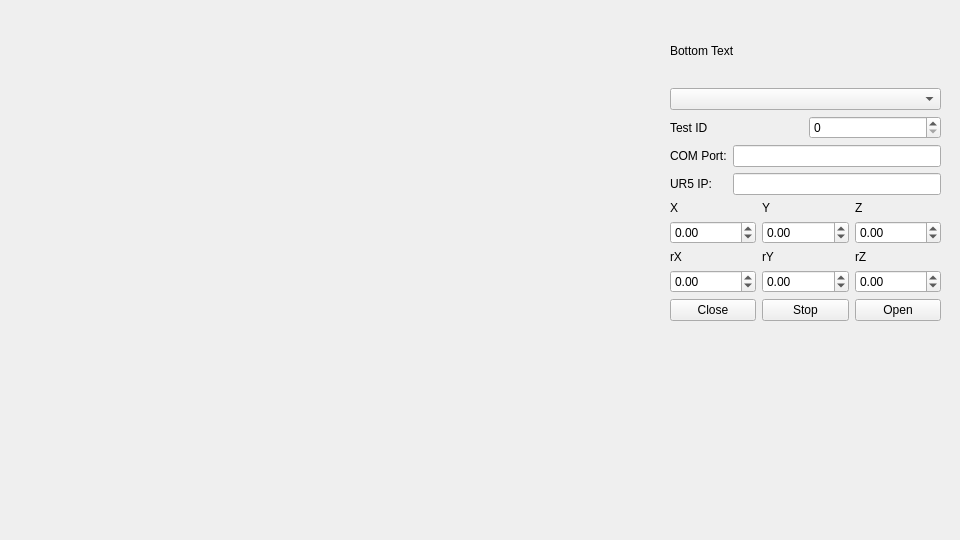
goodvsme/Robot-SemseterProject2, file cppCode/src/widget.ui: the form before one commit.
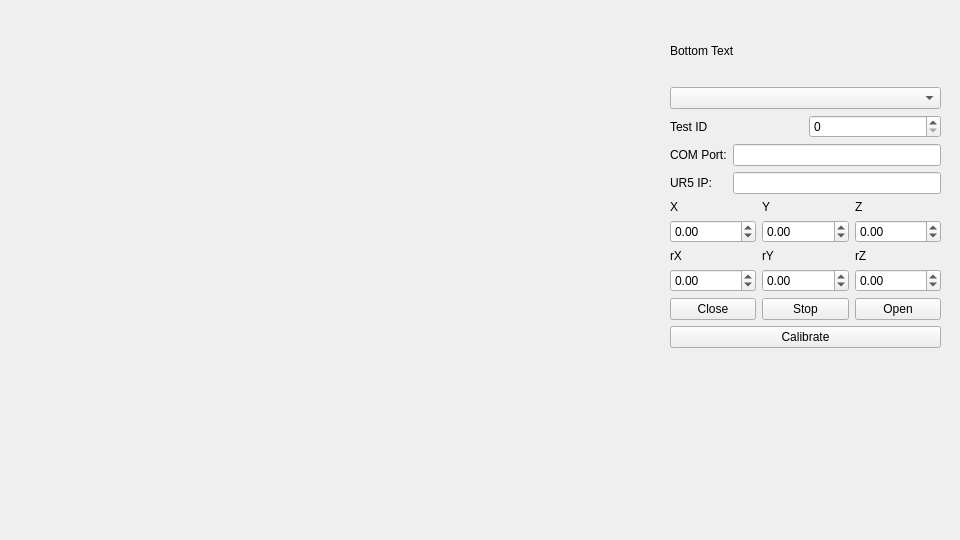
The form after the commit.

The edit to the form file:
```diff
--- a/cppCode/src/widget.ui
+++ b/cppCode/src/widget.ui
@@ -31,7 +31,7 @@
      <x>670</x>
      <y>20</y>
      <width>271</width>
-     <height>301</height>
+     <height>328</height>
     </rect>
    </property>
    <layout class="QVBoxLayout" name="verticalLayout">
@@ -230,6 +230,13 @@
       </item>
      </layout>
     </item>
+    <item>
+     <widget class="QPushButton" name="calibrate">
+      <property name="text">
+       <string>Calibrate</string>
+      </property>
+     </widget>
+    </item>
    </layout>
   </widget>
  </widget>
```
